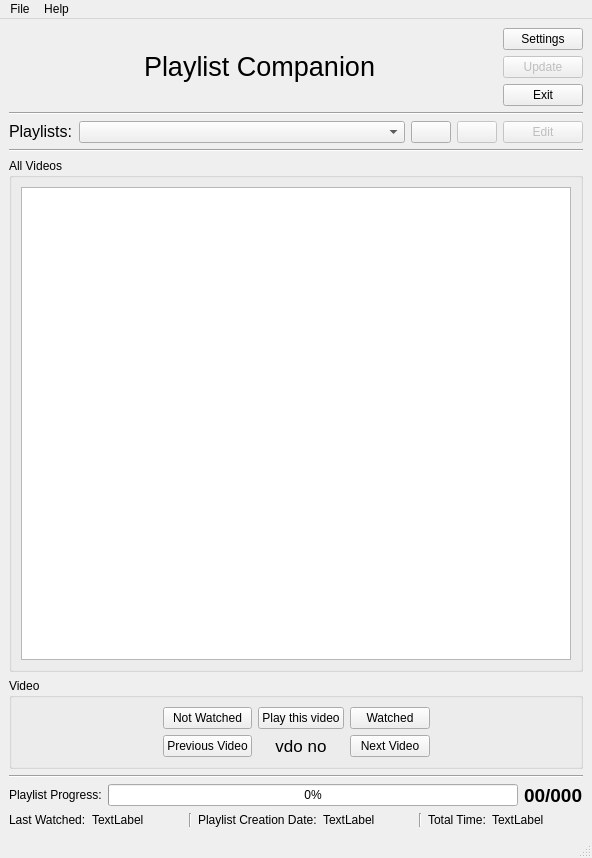
Above: src/PlaylistCompanion/mainwindow.ui from KaziRifatMorshed/Playlist-Companion before the change. Below: the same form after it.
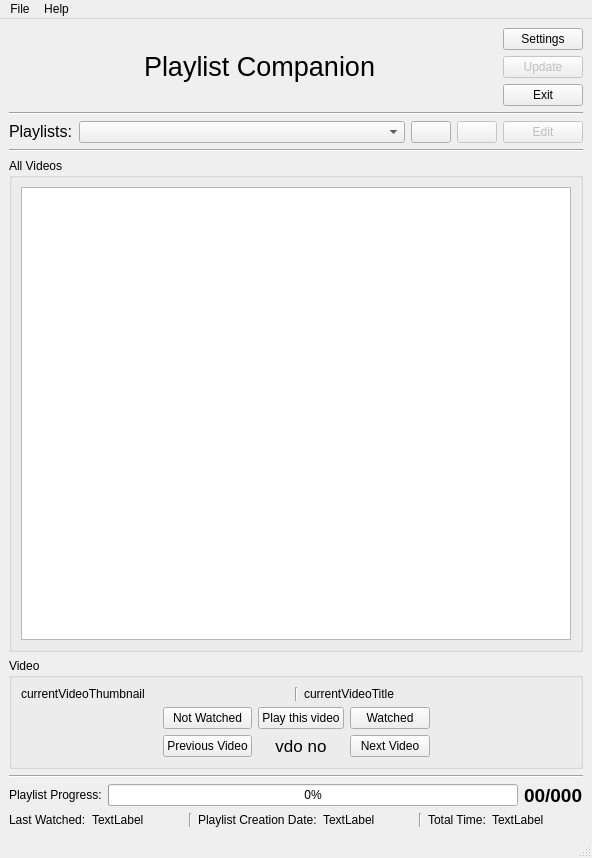
That is the form after the change. Icons and pictures are not drawn.

The edit to the form file:
```diff
--- a/src/PlaylistCompanion/mainwindow.ui
+++ b/src/PlaylistCompanion/mainwindow.ui
@@ -233,6 +233,31 @@
        <string>Video</string>
       </property>
       <layout class="QVBoxLayout" name="verticalLayout_4">
+       <item>
+        <layout class="QHBoxLayout" name="horizontalLayout_8">
+         <item>
+          <widget class="QLabel" name="currentVideoThumbnail">
+           <property name="text">
+            <string>currentVideoThumbnail</string>
+           </property>
+          </widget>
+         </item>
+         <item>
+          <widget class="Line" name="line_6">
+           <property name="orientation">
+            <enum>Qt::Orientation::Vertical</enum>
+           </property>
+          </widget>
+         </item>
+         <item>
+          <widget class="QLabel" name="currentVideoTitle">
+           <property name="text">
+            <string>currentVideoTitle</string>
+           </property>
+          </widget>
+         </item>
+        </layout>
+       </item>
        <item>
         <layout class="QHBoxLayout" name="horizontalLayout_5">
          <item>
```
